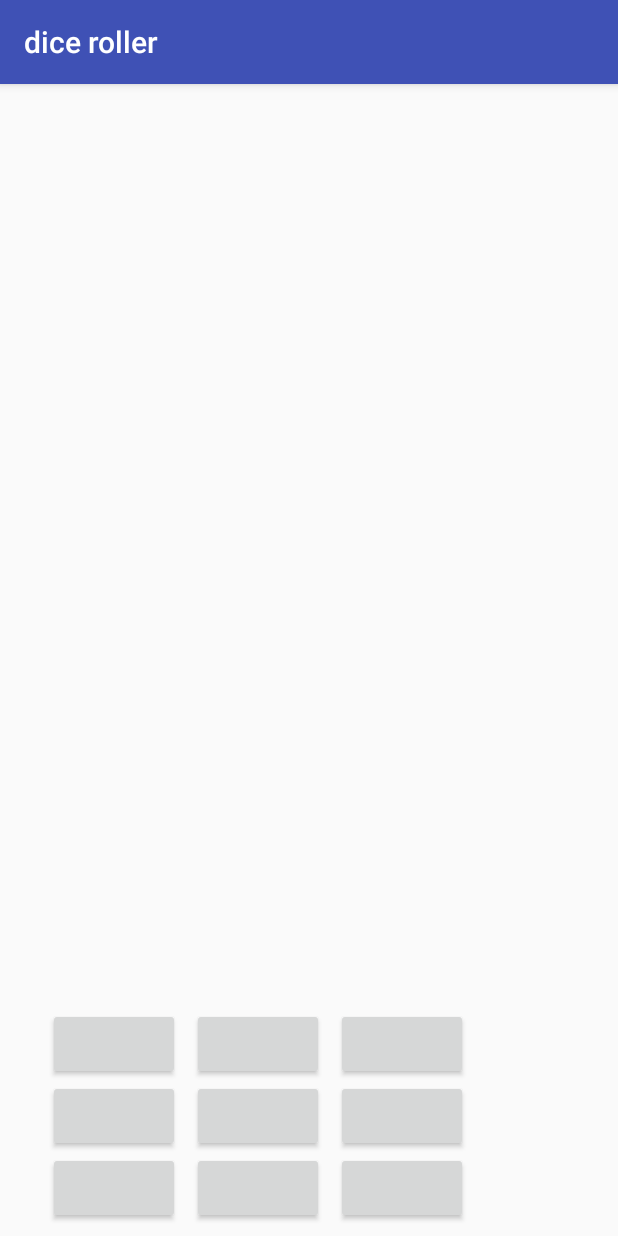
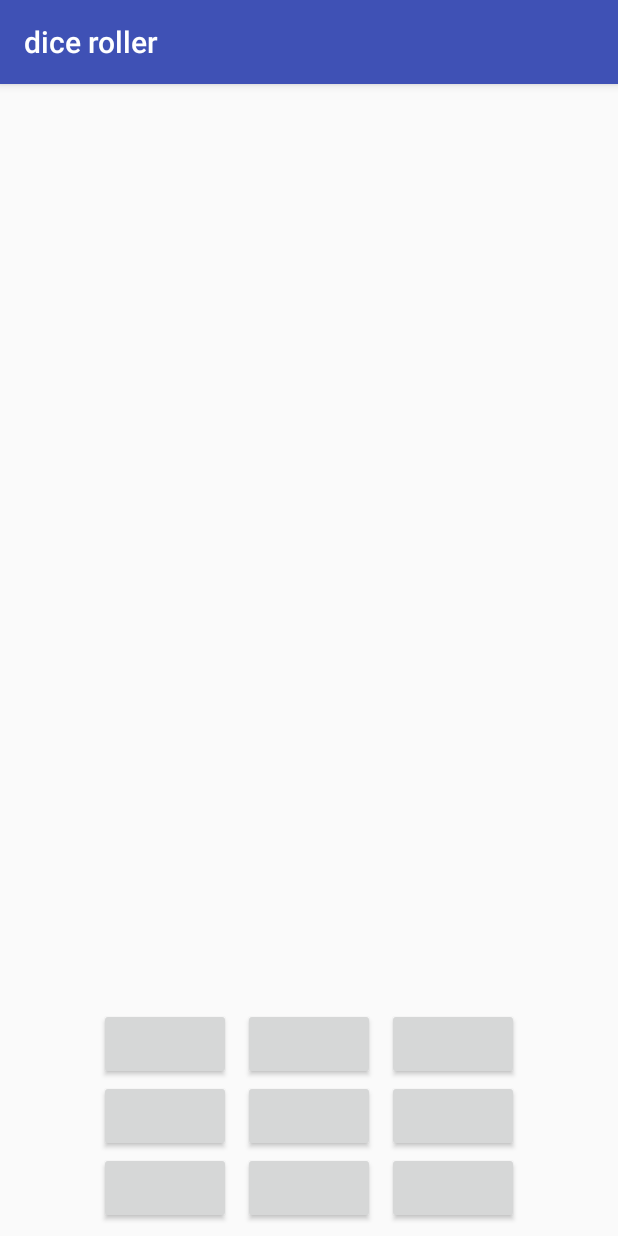
Before and after one commit to mdewhirst1/dice-roller, an Android app: the screen it shows after launch (MainActivity), on a phone screen of 412 x 824 dp. Run offline under Robolectric (Android 15) with nearby library versions, the phone set to English and light mode, and no system bars.

Commit message:
center layout

```diff
--- a/app/src/main/res/layout/activity_main.xml
+++ b/app/src/main/res/layout/activity_main.xml
@@ -16,11 +16,13 @@
 
     <LinearLayout
             android:orientation="vertical"
-            android:layout_width="wrap_content"
-            android:layout_height="wrap_content"
+            android:layout_width="match_parent"
+            android:layout_height="0dp"
             app:layout_constraintBottom_toBottomOf="parent"
             android:layout_marginBottom="8dp"
-            app:layout_constraintStart_toEndOf="@+id/guideline">
+            android:layout_centerHorizontal="true"
+            android:gravity="center_vertical|center_horizontal|center"
+            >
 
         <LinearLayout
                 android:layout_width="wrap_content"
```
